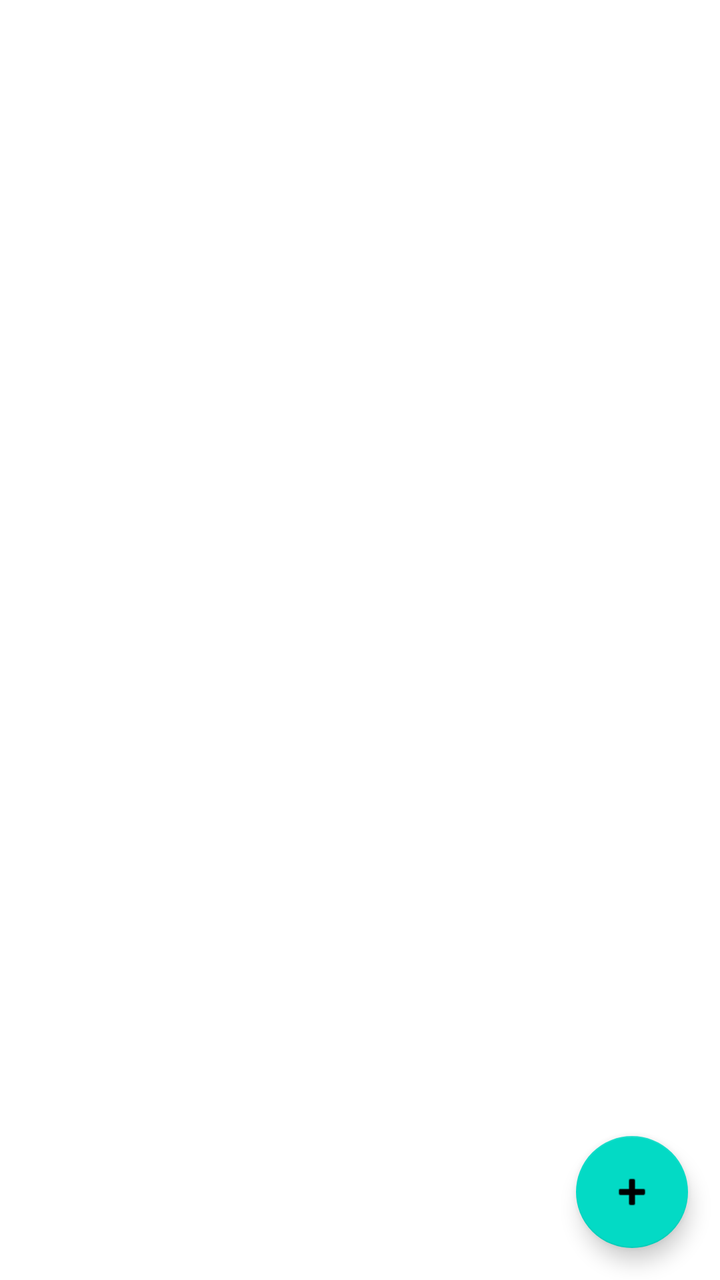
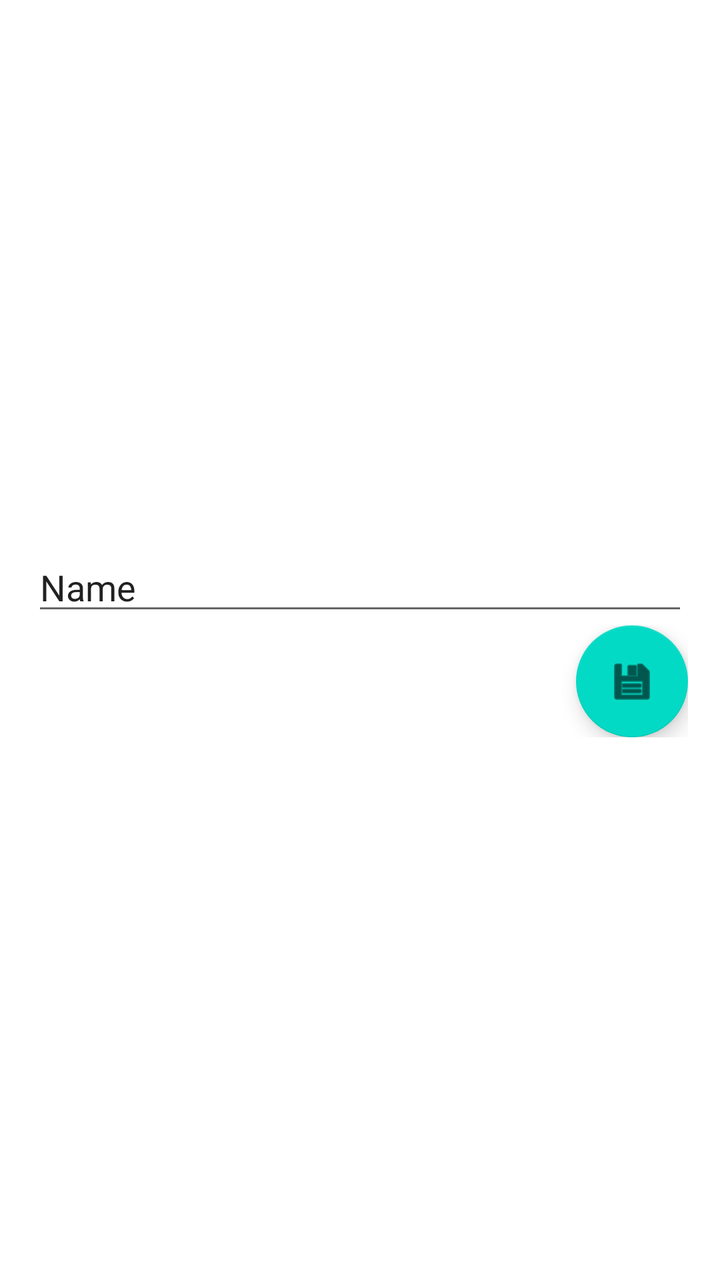

Compare the two renders of this Android layout. The source of the first and the diff that turns it into the second are given below.
<!-- AndroidManifest.xml: application theme Theme.MireaProject -->
<!-- res/layout/fragment_file_work.xml -->
<?xml version="1.0" encoding="utf-8"?>
<FrameLayout xmlns:android="http://schemas.android.com/apk/res/android"
    xmlns:app="http://schemas.android.com/apk/res-auto"
    xmlns:tools="http://schemas.android.com/tools"
    android:layout_width="match_parent"
    android:layout_height="match_parent"
    tools:context=".FileWorkFragment">

    <com.google.android.material.floatingactionbutton.FloatingActionButton
        android:id="@+id/fabAddFile"
        android:layout_width="wrap_content"
        android:layout_height="wrap_content"
        android:layout_gravity="bottom|end"
        android:layout_margin="16dp"
        app:srcCompat="@android:drawable/ic_input_add"
        android:contentDescription="Добавить файл" />

</FrameLayout>
<!-- resources referenced by this layout -->
<resources>
  <style name="Theme.MireaProject" parent="Theme.MaterialComponents.DayNight.DarkActionBar">
          
          <item name="colorPrimary">@color/purple_500</item>
          <item name="colorPrimaryVariant">@color/purple_700</item>
          <item name="colorOnPrimary">@color/white</item>
          
          <item name="colorSecondary">@color/teal_200</item>
          <item name="colorSecondaryVariant">@color/teal_700</item>
          <item name="colorOnSecondary">@color/black</item>
          
          <item name="android:statusBarColor">?attr/colorPrimaryVariant</item>
          
      </style>
  <color name="purple_500">#FF6200EE</color>
  <color name="purple_700">#FF3700B3</color>
  <color name="white">#FFFFFFFF</color>
  <color name="teal_200">#FF03DAC5</color>
  <color name="teal_700">#FF018786</color>
  <color name="black">#FF000000</color>
</resources>

<!-- the commit's change to res/layout/fragment_file_work.xml (unified diff, before → after) -->
@@ -1,18 +1,43 @@
 <?xml version="1.0" encoding="utf-8"?>
-<FrameLayout xmlns:android="http://schemas.android.com/apk/res/android"
+<androidx.constraintlayout.widget.ConstraintLayout xmlns:android="http://schemas.android.com/apk/res/android"
     xmlns:app="http://schemas.android.com/apk/res-auto"
-    xmlns:tools="http://schemas.android.com/tools"
     android:layout_width="match_parent"
-    android:layout_height="match_parent"
-    tools:context=".FileWorkFragment">
+    android:layout_height="match_parent">
 
-    <com.google.android.material.floatingactionbutton.FloatingActionButton
-        android:id="@+id/fabAddFile"
-        android:layout_width="wrap_content"
+    <LinearLayout
+        android:layout_width="match_parent"
         android:layout_height="wrap_content"
-        android:layout_gravity="bottom|end"
-        android:layout_margin="16dp"
-        app:srcCompat="@android:drawable/ic_input_add"
-        android:contentDescription="Добавить файл" />
+        android:layout_marginStart="16dp"
+        android:layout_marginEnd="16dp"
+        android:orientation="vertical"
+        app:layout_constraintBottom_toBottomOf="parent"
+        app:layout_constraintEnd_toEndOf="parent"
+        app:layout_constraintStart_toStartOf="parent"
+        app:layout_constraintTop_toTopOf="parent">
 
-</FrameLayout>
+        <EditText
+            android:id="@+id/etFileContent"
+            android:layout_width="match_parent"
+            android:layout_height="wrap_content"
+            android:ems="10"
+            android:inputType="text"
+            android:text="Name" />
+
+        <androidx.constraintlayout.widget.ConstraintLayout
+            android:layout_width="match_parent"
+            android:layout_height="match_parent">
+
+            <com.google.android.material.floatingactionbutton.FloatingActionButton
+                android:id="@+id/fab_file"
+                android:layout_width="wrap_content"
+                android:layout_height="wrap_content"
+                android:layout_marginStart="24dp"
+                android:clickable="true"
+                app:layout_constraintEnd_toEndOf="parent"
+                app:layout_constraintHorizontal_bias="1.0"
+                app:layout_constraintStart_toStartOf="parent"
+                app:srcCompat="@android:drawable/ic_menu_save" />
+        </androidx.constraintlayout.widget.ConstraintLayout>
+
+    </LinearLayout>
+</androidx.constraintlayout.widget.ConstraintLayout>
